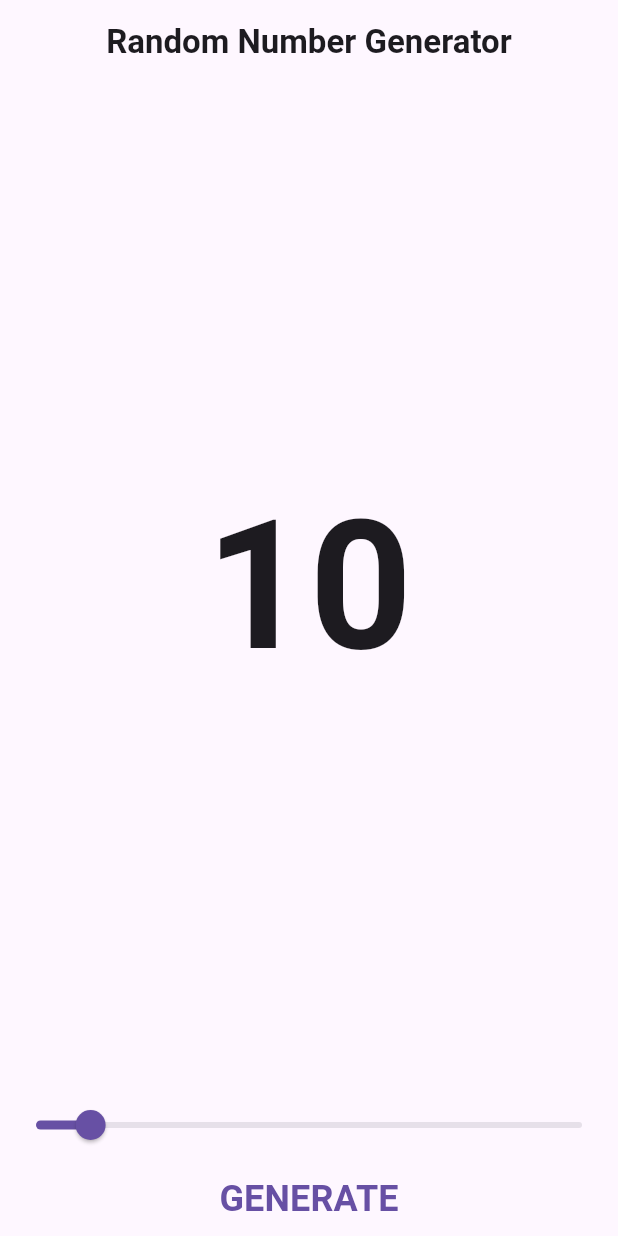
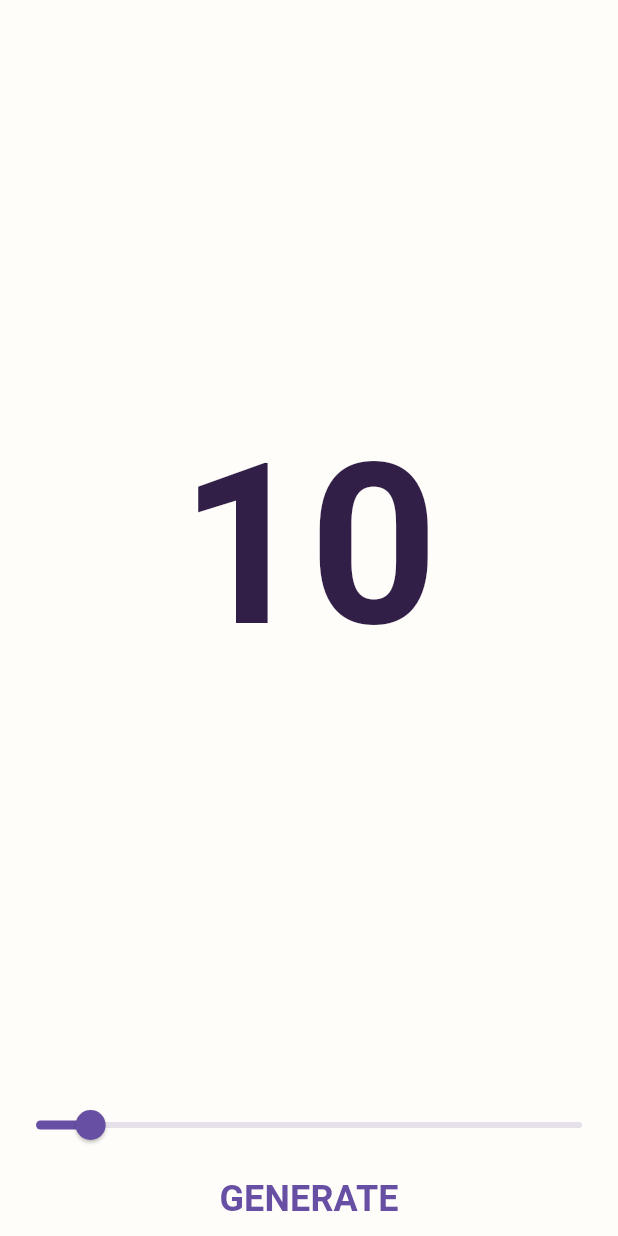
Before and after one commit to joaquingalang/flutter-random-number-generator, a Flutter app: the screen it shows after launch, on a phone screen of 412 x 824 dp. Run offline on Flutter 3.47's test engine with Material 3 defaults, Android fonts, the phone set to English and light mode, and no system bars.

Commit message:
updated ui

```diff
--- a/lib/main.dart
+++ b/lib/main.dart
@@ -31,15 +31,7 @@ class _HomePageState extends State<HomePage> {
   @override
   Widget build(BuildContext context) {
     return Scaffold(
-      appBar: AppBar(
-        title: Text(
-          'Random Number Generator',
-          style: TextStyle(
-            fontWeight: FontWeight.bold,
-          ),
-        ),
-        centerTitle: true,
-      ),
+      backgroundColor: Color(0xFFFFFDF9),
       body: SafeArea(
         child: Column(
           mainAxisAlignment: MainAxisAlignment.spaceBetween,
@@ -48,8 +40,9 @@ class _HomePageState extends State<HomePage> {
             Text(
               '$randomNumber',
               style: TextStyle(
-                fontSize: 120,
+                fontSize: 150,
                 fontWeight: FontWeight.bold,
+                color: Color(0xFF321F47),
               ),
             ),
             Column(
```
